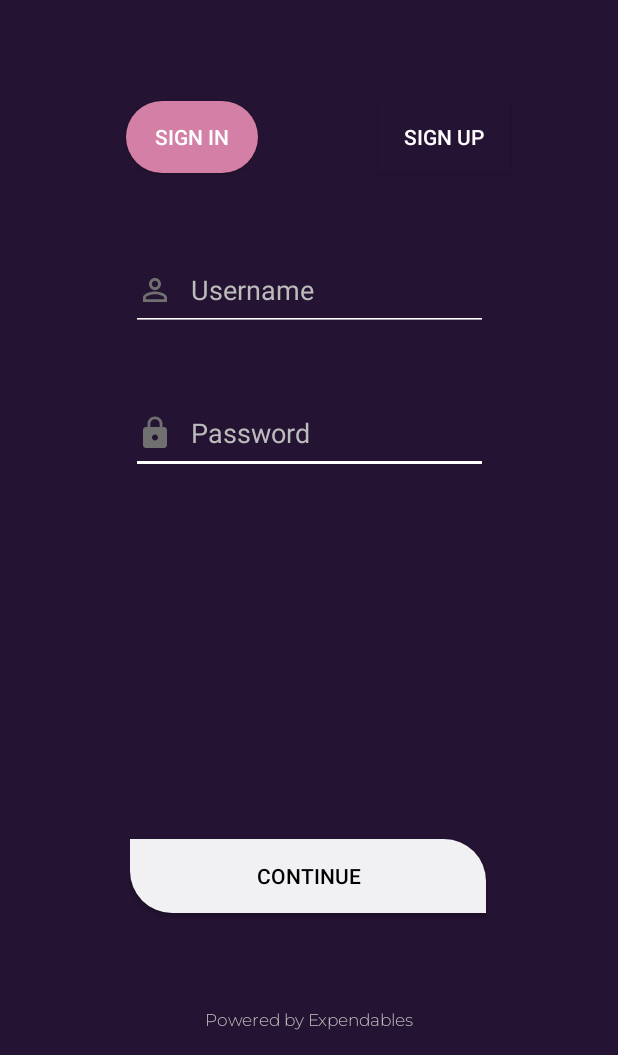
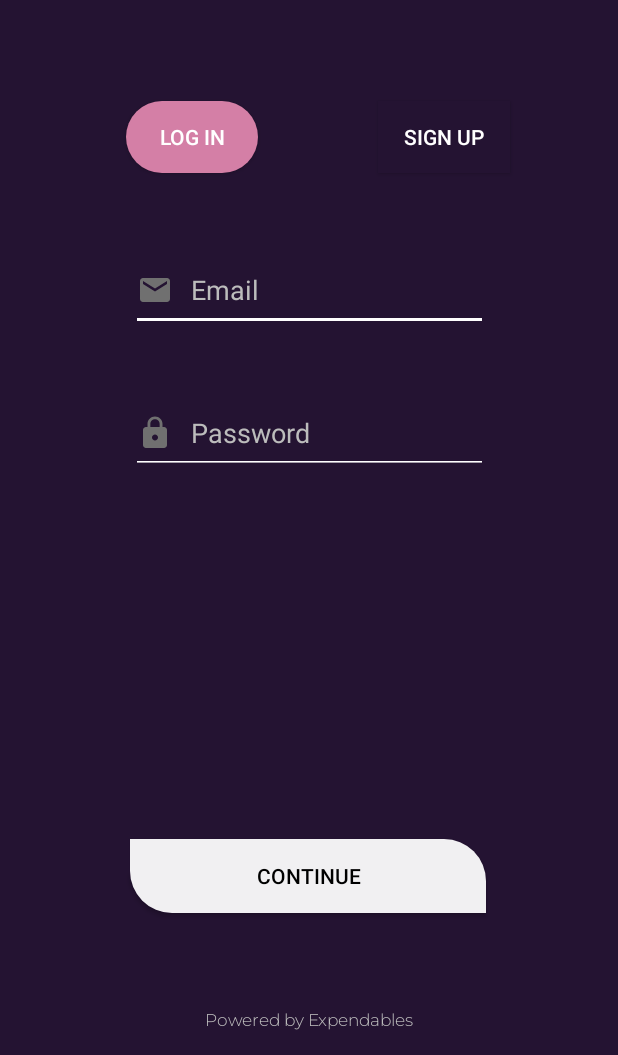
Before and after one commit to HanifAmeen/SE-44-Dermorax, an Android app: the LoginPage screen opened directly, with no data from a screen before it, on a phone screen of 412 x 824 dp, the part 181-1236 px from its top. Run offline under Robolectric (Android 15) with nearby library versions, the phone set to English and light mode, and no system bars; our stand-ins replace Firebase (no records; nobody signed in at launch, a user with empty details on screens opened directly).

Commit message:
Completed Sign Up and Log In with database connectivity

```diff
--- a/SDGP APP/app/build.gradle
+++ b/SDGP APP/app/build.gradle
@@ -2,6 +2,7 @@ plugins {
     id 'com.android.application'
     id 'org.jetbrains.kotlin.android'
     id 'com.google.gms.google-services'
+    id 'com.google.firebase.crashlytics'
 }
 
 android {
@@ -50,6 +51,11 @@ dependencies {
     implementation 'org.tensorflow:tensorflow-lite-support:0.3.1'
     implementation 'org.tensorflow:tensorflow-lite-metadata:0.3.1'
     implementation 'com.google.firebase:firebase-database:20.0.4'
+    implementation 'com.google.firebase:firebase-auth-ktx:21.0.2'
+    implementation 'com.google.firebase:firebase-database-ktx:20.0.4'
+    implementation 'com.google.firebase:firebase-crashlytics-ktx:18.2.9'
+    implementation 'com.google.firebase:firebase-analytics-ktx:20.1.2'
+
     //  implementation 'org.tensorflow:tensorflow-lite-gpu:2.3.0'
 //    implementation 'com.android.support:appcompat-v7:25.0.0'
 //    implementation 'com.android.support:design-bottomnavigation:28.0.0-alpha1'
--- a/SDGP APP/app/src/main/java/com/example/mobileapp/LoginPage.kt
+++ b/SDGP APP/app/src/main/java/com/example/mobileapp/LoginPage.kt
@@ -1,46 +1,135 @@
 package com.example.mobileapp
 
+import android.app.ProgressDialog
 import android.content.Intent
-import android.graphics.Color
 import androidx.appcompat.app.AppCompatActivity
 import android.os.Bundle
-import android.widget.Button
-import android.widget.EditText
-import android.widget.TextView
-import kotlin.math.sign
+import android.util.Patterns
+import android.widget.Toast
+import com.example.mobileapp.databinding.LoginPageBinding
+import com.google.firebase.auth.FirebaseAuth
+import com.google.firebase.database.*
 
 class LoginPage : AppCompatActivity() {
+
+    //ViewBinding
+    private lateinit var binding: LoginPageBinding
+
+    //ActionBar
+//    private lateinit var actionBar: ActionBar
+
+    //ProgressDialog
+   private lateinit var progressDialog:ProgressDialog
+
+   //FirebaseAuthentication
+    private lateinit var firebaseAuth: FirebaseAuth
+//   private latent var databaseReference: DatabaseReference
+
     override fun onCreate(savedInstanceState: Bundle?) {
         super.onCreate(savedInstanceState)
-        setContentView(R.layout.login_page)
+        binding = LoginPageBinding.inflate(layoutInflater)
+        setContentView(binding.root)
 
-        val signUpBtn = findViewById<Button>(R.id.signUpButton)
-        val continueBtn = findViewById<Button>(R.id.continueButton2)
-        val username = findViewById<EditText>(R.id.editTextUsername)
-        val password = findViewById<EditText>(R.id.editTextPassword)
-        val wrongCredentials = findViewById<TextView>(R.id.id_wrong_credentials)
+        //init firebaseDatabase
+        firebaseAuth = FirebaseAuth.getInstance()
 
 
-        val tempUsername = "username"
-        val tempPassword = "password"
+        //Configure actionBar
+//        actionBar = supportActionBar!!
+//        actionBar.title = "Sign In"
 
-        continueBtn.setOnClickListener {
+        //configure progress dialog
+        progressDialog = ProgressDialog(this)
+        progressDialog.setTitle("please Wait")
+        progressDialog.setMessage("Logging In...")
+        progressDialog.setCanceledOnTouchOutside(false)
 
-            if(username.text.toString()==tempUsername && password.text.toString()==tempPassword){
-                val homeIntent = Intent(this,WelcomePage::class.java)
-                startActivity(homeIntent)
-            }else{
-                wrongCredentials.text="The Username or Password is incorrect"
-                wrongCredentials.setTextColor(Color.RED)
+
+
+        //Handle click,open SignUp activity
+        binding.signUpButton.setOnClickListener {
+            startActivity(Intent(this, SignupPage::class.java))
+        }
+
+        //Handle click, begin login
+        binding.continueButton2.setOnClickListener {
+
+
+            validateData()
+
+
+        }
+
+    }
+
+    private var email = ""
+    private var password = ""
+
+    private fun validateData() {
+        // ** Input data **
+         email = binding.editTextUsername.text.toString().trim()
+        password =  binding.editTextPassword.text.toString().trim()
+
+        //** Validate data **
+        if (!Patterns.EMAIL_ADDRESS.matcher(email).matches()){
+            Toast.makeText(this, "Invalid email format..." ,Toast.LENGTH_SHORT).show()
+        }
+        else if (password.isEmpty()){
+            //No password entered
+            Toast.makeText(this, "Enter password...", Toast.LENGTH_SHORT).show()
+        }
+        else{
+            //Data is validated, begin login
+            loginUser()
+        }
+    }
+
+    private fun loginUser() {
+        // ** Login - Firebase Auth **
+
+        //Show progress
+        progressDialog.setMessage("Logging In...")
+        progressDialog.show()
+
+        firebaseAuth.signInWithEmailAndPassword(email, password)
+            .addOnSuccessListener {
+                //Login success
+                checkUser()
+        }
+            .addOnFailureListener { e->
+                //Failed login
+                progressDialog.dismiss()
+                Toast.makeText(this, "Login failed due to ${e.message}", Toast.LENGTH_LONG).show()
+            }
+
+    }
+
+    private fun checkUser() {
+        //** Check user type - Firebase Authentication **
+        //If user is already logged in go to profile activity
+        //Get current user
+
+        progressDialog.setMessage("Checking user...")
+        val firebaseUser = firebaseAuth.currentUser!!
+        val ref = FirebaseDatabase.getInstance().getReference("Users")
+        ref.child(firebaseUser.uid).addListenerForSingleValueEvent(object : ValueEventListener {
+
+            override fun onDataChange(snapshot: DataSnapshot) {
+                progressDialog.dismiss()
+
+                //Get user type
+//                val userType = snapshot.child("Users").child("userType").value
+//                if (userType == "user"){
+                    startActivity(Intent(this@LoginPage, ProfileActivity::class.java))
+//                }
 
             }
 
-        }
+            override fun onCancelled(error: DatabaseError) {
 
-        signUpBtn.setOnClickListener {
-            val signUpIntent =Intent(this,SignupPage::class.java)
-            startActivity(signUpIntent)
-        }
+            }
+
+        })
 
     }
 }
--- a/SDGP APP/app/src/main/java/com/example/mobileapp/UserWelcome.kt
+++ b/SDGP APP/app/src/main/java/com/example/mobileapp/UserWelcome.kt
@@ -9,7 +9,6 @@ import android.widget.Button
 import android.widget.ImageView
 import androidx.activity.result.ActivityResultLauncher
 import androidx.activity.result.contract.ActivityResultContract
-import androidx.core.content.withStyledAttributes
 import com.theartofdev.edmodo.cropper.CropImage
 
 class UserWelcome : AppCompatActivity() {
--- /dev/null
+++ b/SDGP APP/app/src/main/res/drawable/transparent_button.xml
@@ -0,0 +1,4 @@
+<?xml version="1.0" encoding="utf-8"?>
+<shape xmlns:android="http://schemas.android.com/apk/res/android">
+
+</shape>
--- a/SDGP APP/app/src/main/res/layout/login_page.xml
+++ b/SDGP APP/app/src/main/res/layout/login_page.xml
@@ -7,19 +7,8 @@
     android:background="@color/dark_pruple"
     tools:context=".LoginPage">
 
-    <Button
-        android:id="@+id/continueButton2"
-        android:layout_width="237dp"
-        android:layout_height="49dp"
-        android:layout_marginBottom="63dp"
-        android:background="@drawable/continue_button"
-        android:text="@string/continueNext"
-        android:textColor="@color/black"
-        app:layout_constraintBottom_toTopOf="@+id/textView"
-        app:layout_constraintEnd_toEndOf="parent"
-        app:layout_constraintHorizontal_bias="0.495"
-        app:layout_constraintStart_toStartOf="parent" />
 
+    // DERMORAX title
     <TextView
         android:id="@+id/appTitle"
         android:layout_width="wrap_content"
@@ -34,6 +23,7 @@
         app:layout_constraintStart_toStartOf="parent"
         app:layout_constraintTop_toTopOf="parent" />
 
+    // SIGN IN button
     <Button
         android:id="@+id/signInButton"
         android:layout_width="wrap_content"
@@ -41,11 +31,12 @@
         android:layout_marginStart="84dp"
         android:layout_marginTop="112dp"
         android:background="@drawable/custom_button_logins"
-        android:text="@string/sign_in"
+        android:text="@string/log_in"
         android:textColor="@color/white"
         app:layout_constraintStart_toStartOf="parent"
         app:layout_constraintTop_toTopOf="@+id/appTitle" />
 
+    // SIGN UP Button
     <Button
         android:id="@+id/signUpButton"
         android:layout_width="wrap_content"
@@ -58,6 +49,26 @@
         app:layout_constraintEnd_toEndOf="parent"
         app:layout_constraintTop_toTopOf="@+id/appTitle" />
 
+    //USERNAME
+    <EditText
+        android:id="@+id/editTextUsername"
+        android:layout_width="238dp"
+        android:layout_height="54dp"
+        android:layout_marginTop="99dp"
+        android:backgroundTint="@color/white"
+        android:drawableStart="@drawable/email"
+        android:drawablePadding="12dp"
+        android:ems="10"
+        android:hint="@string/email"
+        android:importantForAutofill="no"
+        android:inputType="textPersonName"
+        android:textColor="@color/white"
+        android:textColorHint="#BCBCBC"
+        app:layout_constraintEnd_toEndOf="parent"
+        app:layout_constraintStart_toStartOf="parent"
+        app:layout_constraintTop_toTopOf="@+id/signInButton" />
+
+    //PASSWORD
     <EditText
         android:id="@+id/editTextPassword"
         android:layout_width="238dp"
@@ -74,30 +85,31 @@
         android:textColor="@color/white"
         android:textColorHint="#BCBCBC"
         android:visibility="visible"
+        app:passwordToggleTint="@color/white"
+        app:passwordToggleEnabled="true"
         app:layout_constraintEnd_toEndOf="parent"
         app:layout_constraintStart_toStartOf="parent"
         app:layout_constraintTop_toBottomOf="@+id/editTextUsername" />
 
-    <EditText
-        android:id="@+id/editTextUsername"
-        android:layout_width="238dp"
-        android:layout_height="54dp"
-        android:layout_marginTop="99dp"
-        android:backgroundTint="@color/white"
-        android:drawableStart="@drawable/user"
-        android:drawablePadding="12dp"
-        android:ems="10"
-        android:hint="@string/username"
-        android:importantForAutofill="no"
-        android:inputType="textPersonName"
-        android:textColor="@color/white"
-        android:textColorHint="#BCBCBC"
+
+    //CONTINUE button
+    <Button
+        android:id="@+id/continueButton2"
+        android:layout_width="237dp"
+        android:layout_height="49dp"
+        android:layout_marginBottom="63dp"
+        android:background="@drawable/continue_button"
+        android:text="@string/continueNext"
+        android:textColor="@color/black"
+        app:layout_constraintBottom_toTopOf="@+id/textView"
         app:layout_constraintEnd_toEndOf="parent"
-        app:layout_constraintStart_toStartOf="parent"
-        app:layout_constraintTop_toTopOf="@+id/signInButton" />
+        app:layout_constraintHorizontal_bias="0.495"
+        app:layout_constraintStart_toStartOf="parent" />
 
+
+
+    // POWERED BY EXPENDABLES footer
     <TextView
-
         android:id="@+id/textView"
         android:layout_width="wrap_content"
         android:layout_height="wrap_content"
@@ -110,6 +122,7 @@
         app:layout_constraintEnd_toEndOf="parent"
         app:layout_constraintStart_toStartOf="parent" />
 
+
     <TextView
         android:id="@+id/id_wrong_credentials"
         android:layout_width="248dp"
--- a/SDGP APP/app/src/main/res/layout/welcome_page.xml
+++ b/SDGP APP/app/src/main/res/layout/welcome_page.xml
@@ -92,7 +92,7 @@
         android:layout_width="236dp"
         android:layout_height="51dp"
         android:layout_marginBottom="104dp"
-        android:background="@color/light_pruple"
+        android:background="@drawable/transparent_button"
         android:gravity="center"
         android:outlineSpotShadowColor="@color/light_pruple"
         android:text="@string/sign_in"
--- a/SDGP APP/app/src/main/res/values/strings.xml
+++ b/SDGP APP/app/src/main/res/values/strings.xml
@@ -5,7 +5,7 @@
 
     <string name="welcome">Welcome</string>
 
-
+    <string name="no_account">Not have an account?<b>Sign up</b>></string>
     <string name="sign_un">SIGN UP</string>
     <string name="title_activity_login">LoginActivity</string>
     <string name="prompt_email">Email</string>
@@ -20,7 +20,6 @@
     <string name="sign_in">SIGN IN</string>
     <string name="username">Username</string>
     <string name="poweredby">Powered by Expendables</string>
-    <string name="email">Email</string>
     <string name="continueNext">Continue</string>
     <string name="get_started">GET STARTED</string>
     <string name="welcome_name">Welcome, Lucas</string>
@@ -53,6 +52,10 @@
     <string name="severity">SEVERITY</string>
     <string name="disease_type">DISEASE TYPE</string>
     <string name="_00">00%</string>
+    <string name="email">Email</string>
+    <string name="you_re_logged_in_as">You\'re Logged in as</string>
+    <string name="logout">Logout</string>
+    <string name="log_in">LOG IN</string>
 
 
 </resources>
--- a/SDGP APP/build.gradle
+++ b/SDGP APP/build.gradle
@@ -1,6 +1,8 @@
 buildscript {
     dependencies {
         classpath 'com.google.gms:google-services:4.3.10'
+        classpath 'com.android.tools.build:gradle:3.4.0'
+        classpath 'com.google.firebase:firebase-crashlytics-gradle:2.8.1'
     }
 }// Top-level build file where you can add configuration options common to all sub-projects/modules.
 
```
Also changed, not shown: SDGP APP/app/src/main/AndroidManifest.xml (+6 -3 lines), SDGP APP/app/src/main/java/com/example/mobileapp/ProfileActivity.kt (added, +64 -0 lines), SDGP APP/app/src/main/java/com/example/mobileapp/SignupPage.kt (+128 -51 lines), SDGP APP/app/src/main/res/drawable/logout_button_dark_purple.xml (added, +9 -0 lines), SDGP APP/app/src/main/res/layout/activity_profile.xml (added, +69 -0 lines), SDGP APP/app/src/main/res/layout/signup_page.xml (+21 -20 lines).
